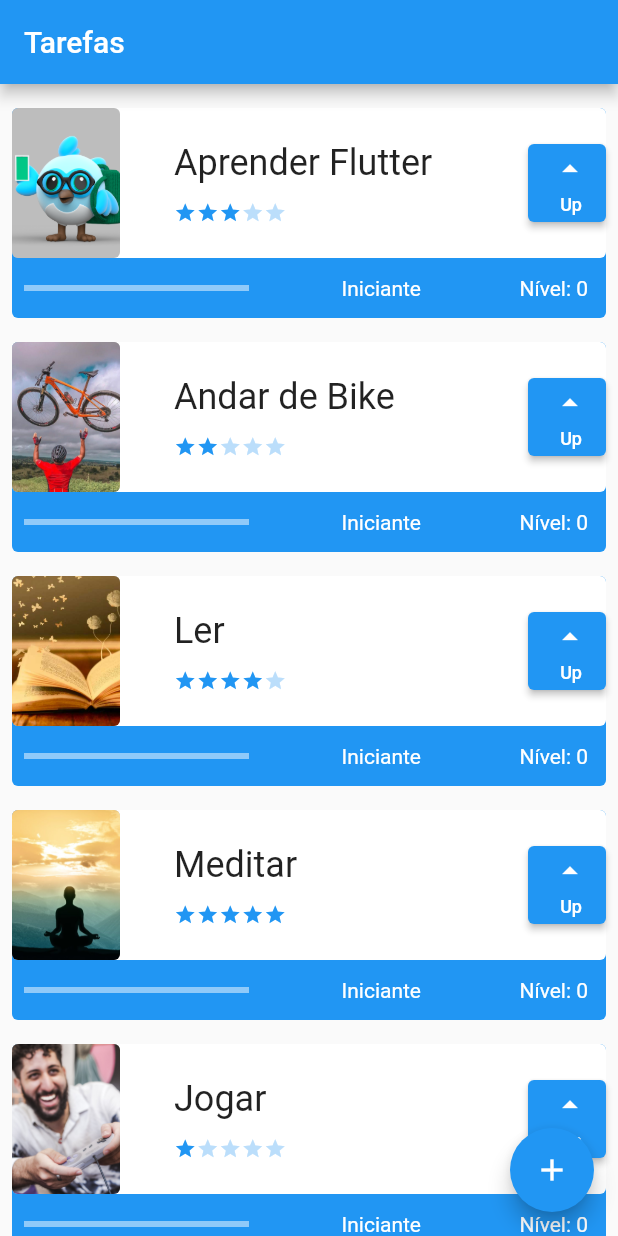
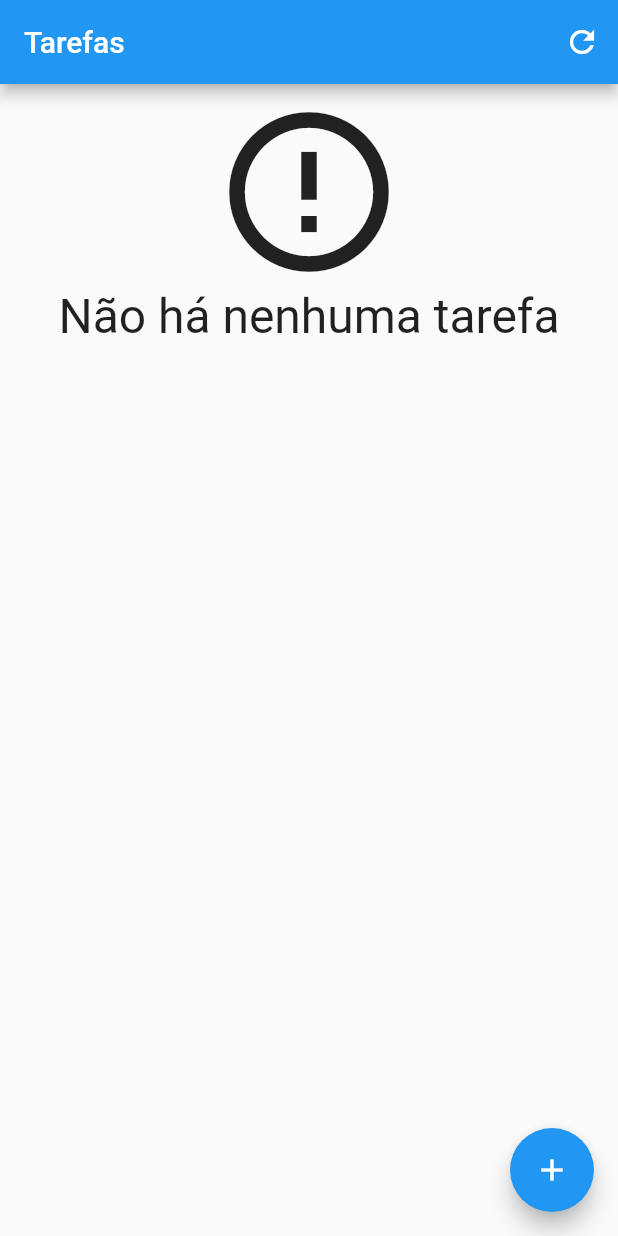
Before and after one commit to danielcruzdev/flutter-start, a Flutter app: the screen it shows after launch, on a phone screen of 412 x 824 dp. Run offline on Flutter 3.47's test engine with Material 2 defaults, Android fonts, the phone set to English and light mode, and no system bars; our stand-ins replace sqflite; accounts and stored records are empty.

Commit message:
final do curso de persistencia de dados

```diff
--- a/lib/components/task.dart
+++ b/lib/components/task.dart
@@ -1,5 +1,7 @@
 import 'package:flutter/material.dart';
 import 'package:flutter_start/components/difficulty.dart';
+
+import '../data/task_dao.dart';
 
 class Task extends StatefulWidget {
   final String nome;
@@ -111,6 +113,9 @@ class _TaskState extends State<Task> {
                       height: 52,
                       width: 52,
                       child: ElevatedButton(
+                          onLongPress: () {
+                            TaskDao().delete(widget.nome);
+                          },
                           onPressed: () {
                             setState(() {
                               if (widget.nivel < (widget.dificuldade * 10)) {
--- a/lib/screens/form_screen.dart
+++ b/lib/screens/form_screen.dart
@@ -1,5 +1,8 @@
 import 'package:flutter/material.dart';
 import 'package:flutter_start/data/task_inherited.dart';
+
+import '../components/task.dart';
+import '../data/task_dao.dart';
 
 class FormScreen extends StatefulWidget {
   const FormScreen({Key? key, required this.taskContext}) : super(key: key);
@@ -137,10 +140,12 @@ class _FormScreenState extends State<FormScreen> {
                   ElevatedButton(
                       onPressed: () {
                         if (_formKey.currentState!.validate()) {
-                          TaskInherited.of(widget.taskContext).newTask(
+                          TaskDao().save(Task(
                               nameController.text,
                               imageController.text,
-                              int.parse(difficultyController.text));
+                              int.parse(
+                                difficultyController.text,
+                              )));
 
                           ScaffoldMessenger.of(context).showSnackBar(
                               const SnackBar(
--- a/lib/screens/initial_screen.dart
+++ b/lib/screens/initial_screen.dart
@@ -1,6 +1,9 @@
 import 'package:flutter/material.dart';
 import 'package:flutter_start/data/task_inherited.dart';
 import 'package:flutter_start/screens/form_screen.dart';
+
+import '../components/task.dart';
+import '../data/task_dao.dart';
 
 class InitialScreen extends StatefulWidget {
   const InitialScreen({Key? key}) : super(key: key);
@@ -17,17 +20,87 @@ class _InitialScreenState extends State<InitialScreen> {
     return Scaffold(
       appBar: AppBar(
         title: const Text('Tarefas'),
+        actions: [
+          IconButton(
+              onPressed: () {
+                setState(() {});
+              },
+              icon: const Icon(Icons.refresh))
+        ],
       ),
-      body: ListView(
+      body: Padding(
         padding: const EdgeInsets.only(top: 8, bottom: 70),
-        children: TaskInherited.of(context).taskList,
+        child: FutureBuilder<List<Task>>(
+            future: TaskDao().findAll(),
+            builder: (context, snapshot) {
+              List<Task>? items = snapshot.data;
+              switch (snapshot.connectionState) {
+                case ConnectionState.none:
+                  return Center(
+                    child: Column(
+                      children: const [
+                        CircularProgressIndicator(),
+                        Text('Carregando')
+                      ],
+                    ),
+                  );
+                case ConnectionState.waiting:
+                  return Center(
+                    child: Column(
+                      children: const [
+                        CircularProgressIndicator(),
+                        Text('Carregando')
+                      ],
+                    ),
+                  );
+                case ConnectionState.active:
+                  return Center(
+                    child: Column(
+                      children: const [
+                        CircularProgressIndicator(),
+                        Text('Carregando')
+                      ],
+                    ),
+                  );
+                case ConnectionState.done:
+                  if (snapshot.hasData && items != null) {
+                    if (items.isNotEmpty) {
+                      return ListView.builder(
+                          itemCount: items.length,
+                          itemBuilder: (BuildContext context, int index) {
+                            final Task tarefa = items[index];
+                            return tarefa;
+                          });
+                    } else {
+                      return Center(
+                        child: Column(
+                          children: const [
+                            Icon(
+                              Icons.error_outline,
+                              size: 128,
+                            ),
+                            Text(
+                              'Não há nenhuma tarefa',
+                              style: TextStyle(fontSize: 32),
+                            )
+                          ],
+                        ),
+                      );
+                    }
+                  } else {
+                    return const Text('Erro ao carregar tarefas!');
+                  }
+              }
+            }),
       ),
       floatingActionButton: FloatingActionButton(
         onPressed: () {
           Navigator.push(
-              context,
-              MaterialPageRoute(
-                  builder: (newContext) => FormScreen(taskContext: context)));
+                  context,
+                  MaterialPageRoute(
+                      builder: (newContext) =>
+                          FormScreen(taskContext: context)))
+              .then((value) => setState(() {}));
         },
         child: const Icon(Icons.add),
       ),
```
